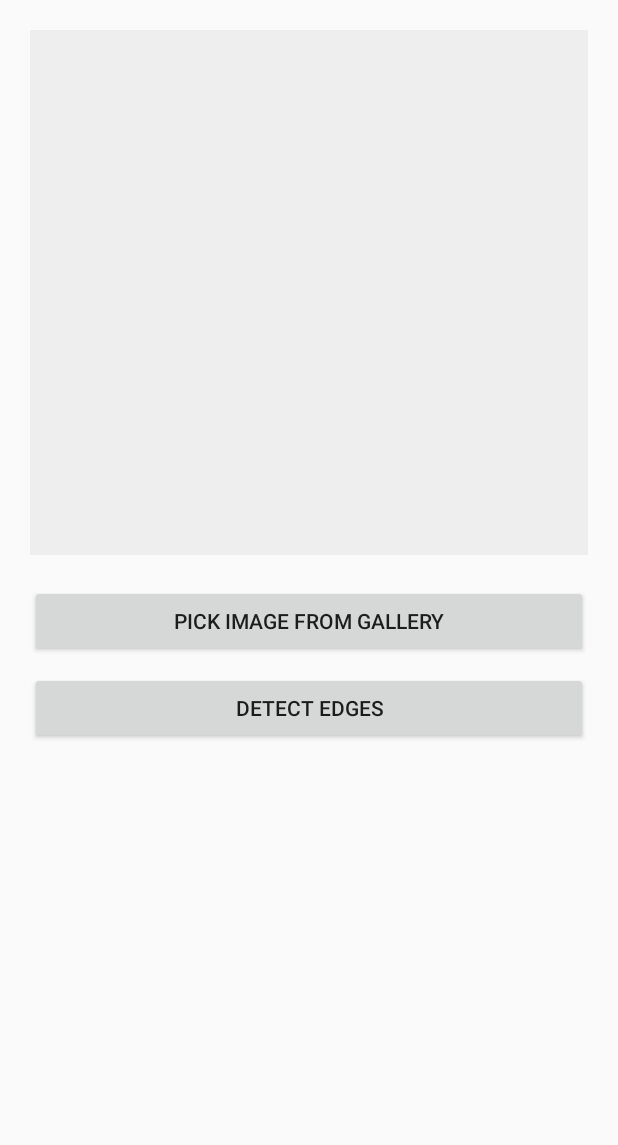
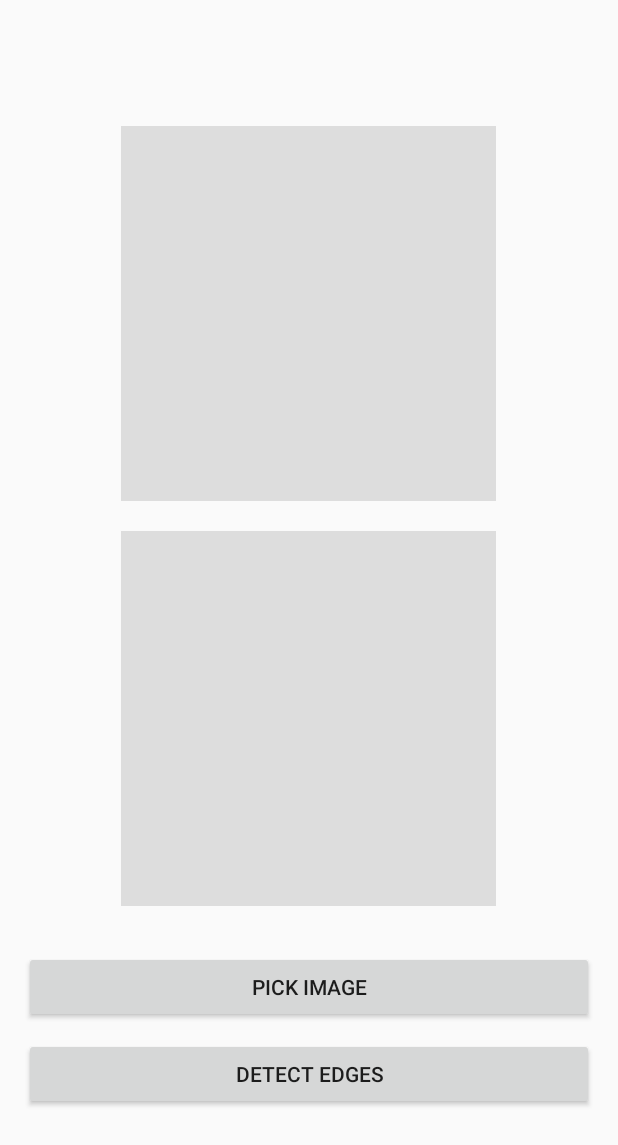
Before and after one commit to PrathikshaNayak/Android-opencv-edgedetection, an Android app: the layout activity_main.xml on its own in the app's theme, with its tools: preview values and no code run, on a phone screen of 412 x 824 dp. Shown: the top 1145 px of the screen. Run offline under Robolectric (Android 15) with nearby library versions, the phone set to English and light mode, and no system bars.

Commit message:
Add clean UI and update MainActivity for image picker structure

```diff
--- a/app/src/main/res/layout/activity_main.xml
+++ b/app/src/main/res/layout/activity_main.xml
@@ -1,30 +1,40 @@
 <?xml version="1.0" encoding="utf-8"?>
 <LinearLayout xmlns:android="http://schemas.android.com/apk/res/android"
+    android:layout_width="match_parent"
+    android:layout_height="match_parent"
     android:orientation="vertical"
-    android:padding="20dp"
-    android:gravity="center_horizontal"
-    android:layout_width="match_parent"
-    android:layout_height="match_parent">
+    android:gravity="center"
+    android:padding="16dp">
 
     <ImageView
-        android:id="@+id/imageView"
-        android:layout_width="match_parent"
-        android:layout_height="350dp"
-        android:background="#EEEEEE"
+        android:id="@+id/inputImage"
+        android:layout_width="250dp"
+        android:layout_height="250dp"
         android:scaleType="centerCrop"
-        android:contentDescription="Selected image" />
+        android:background="#DDDDDD"
+        android:contentDescription="Input Image" />
+
+    <ImageView
+        android:id="@+id/outputImage"
+        android:layout_width="250dp"
+        android:layout_height="250dp"
+        android:layout_marginTop="20dp"
+        android:scaleType="centerCrop"
+        android:background="#DDDDDD"
+        android:contentDescription="Output Image" />
 
     <Button
-        android:id="@+id/btnPick"
+        android:id="@+id/pickImage"
         android:layout_width="match_parent"
         android:layout_height="wrap_content"
-        android:layout_marginTop="20dp"
-        android:text="Pick Image from Gallery" />
+        android:text="Pick Image"
+        android:layout_marginTop="30dp" />
 
     <Button
-        android:id="@+id/btnDetect"
+        android:id="@+id/detectEdges"
         android:layout_width="match_parent"
         android:layout_height="wrap_content"
-        android:layout_marginTop="10dp"
-        android:text="Detect Edges" />
+        android:text="Detect Edges"
+        android:layout_marginTop="10dp" />
+
 </LinearLayout>
```
Also changed, not shown: app/src/main/java/com/example/assessment/MainActivity.java (+40 -0 lines).
